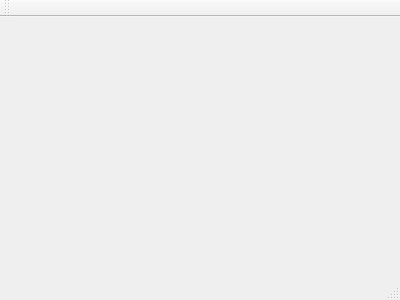
Qt form mainwindow.ui (huangyangyi/PhotoStall) before a commit.
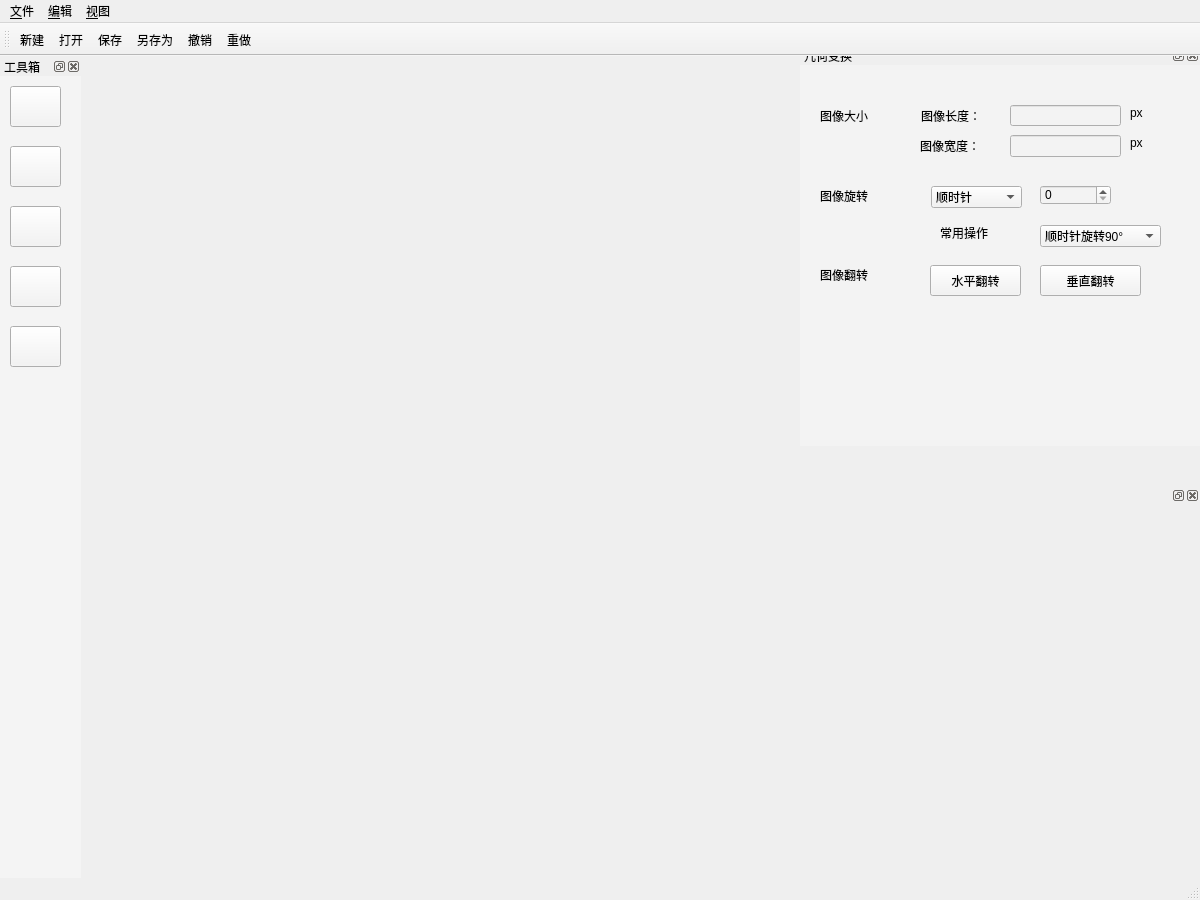
The same form after that commit. Icons and pictures are not drawn.

Patch:
```diff
--- a/mainwindow.ui
+++ b/mainwindow.ui
@@ -1,24 +1,525 @@
 <ui version="4.0">
  <class>MainWindow</class>
- <widget class="QMainWindow" name="MainWindow" >
-  <property name="geometry" >
+ <widget class="QMainWindow" name="MainWindow">
+  <property name="geometry">
    <rect>
     <x>0</x>
     <y>0</y>
-    <width>400</width>
-    <height>300</height>
+    <width>1200</width>
+    <height>900</height>
    </rect>
   </property>
   <property name="windowTitle" >
    <string>MainWindow</string>
   </property>
-  <widget class="QMenuBar" name="menuBar" />
-  <widget class="QToolBar" name="mainToolBar" />
-  <widget class="QWidget" name="centralWidget" />
-  <widget class="QStatusBar" name="statusBar" />
+  <widget class="QWidget" name="centralWidget">
+   <widget class="QDockWidget" name="dockWidget_2">
+    <property name="geometry">
+     <rect>
+      <x>0</x>
+      <y>1</y>
+      <width>81</width>
+      <height>891</height>
+     </rect>
+    </property>
+    <property name="toolTip">
+     <string/>
+    </property>
+    <property name="autoFillBackground">
+     <bool>false</bool>
+    </property>
+    <property name="styleSheet">
+     <string notr="true">background-color:rgb(244, 244, 244)</string>
+    </property>
+    <property name="floating">
+     <bool>false</bool>
+    </property>
+    <property name="windowTitle">
+     <string>工具箱</string>
+    </property>
+    <widget class="QWidget" name="dockWidgetContents_2">
+     <widget class="QPushButton" name="pushButton_4">
+      <property name="geometry">
+       <rect>
+        <x>10</x>
+        <y>10</y>
+        <width>51</width>
+        <height>41</height>
+       </rect>
+      </property>
+      <property name="whatsThis">
+       <string>&lt;html&gt;&lt;head/&gt;&lt;body&gt;&lt;p&gt;&lt;img src=&quot;:/保存.png&quot;/&gt;&lt;/p&gt;&lt;/body&gt;&lt;/html&gt;</string>
+      </property>
+      <property name="styleSheet">
+       <string notr="true">image: url(:/移动.png);</string>
+      </property>
+      <property name="text">
+       <string/>
+      </property>
+     </widget>
+     <widget class="QPushButton" name="pushButton_5">
+      <property name="geometry">
+       <rect>
+        <x>10</x>
+        <y>70</y>
+        <width>51</width>
+        <height>41</height>
+       </rect>
+      </property>
+      <property name="whatsThis">
+       <string>&lt;html&gt;&lt;head/&gt;&lt;body&gt;&lt;p&gt;&lt;img src=&quot;:/保存.png&quot;/&gt;&lt;/p&gt;&lt;/body&gt;&lt;/html&gt;</string>
+      </property>
+      <property name="styleSheet">
+       <string notr="true">image: url(:/直线.png);</string>
+      </property>
+      <property name="text">
+       <string/>
+      </property>
+     </widget>
+     <widget class="QPushButton" name="pushButton_6">
+      <property name="geometry">
+       <rect>
+        <x>10</x>
+        <y>130</y>
+        <width>51</width>
+        <height>41</height>
+       </rect>
+      </property>
+      <property name="whatsThis">
+       <string>&lt;html&gt;&lt;head/&gt;&lt;body&gt;&lt;p&gt;&lt;img src=&quot;:/保存.png&quot;/&gt;&lt;/p&gt;&lt;/body&gt;&lt;/html&gt;</string>
+      </property>
+      <property name="styleSheet">
+       <string notr="true">image: url(:/形状-椭圆形.png);</string>
+      </property>
+      <property name="text">
+       <string/>
+      </property>
+     </widget>
+     <widget class="QPushButton" name="pushButton_7">
+      <property name="geometry">
+       <rect>
+        <x>10</x>
+        <y>190</y>
+        <width>51</width>
+        <height>41</height>
+       </rect>
+      </property>
+      <property name="whatsThis">
+       <string>&lt;html&gt;&lt;head/&gt;&lt;body&gt;&lt;p&gt;&lt;img src=&quot;:/保存.png&quot;/&gt;&lt;/p&gt;&lt;/body&gt;&lt;/html&gt;</string>
+      </property>
+      <property name="styleSheet">
+       <string notr="true">image: url(:/控件未选.png);</string>
+      </property>
+      <property name="text">
+       <string/>
+      </property>
+     </widget>
+     <widget class="QPushButton" name="pushButton_8">
+      <property name="geometry">
+       <rect>
+        <x>10</x>
+        <y>250</y>
+        <width>51</width>
+        <height>41</height>
+       </rect>
+      </property>
+      <property name="whatsThis">
+       <string>&lt;html&gt;&lt;head/&gt;&lt;body&gt;&lt;p&gt;&lt;img src=&quot;:/保存.png&quot;/&gt;&lt;/p&gt;&lt;/body&gt;&lt;/html&gt;</string>
+      </property>
+      <property name="styleSheet">
+       <string notr="true">image: url(:/直线.png);</string>
+      </property>
+      <property name="text">
+       <string/>
+      </property>
+     </widget>
+    </widget>
+   </widget>
+   <widget class="QWidget" name="widget" native="true">
+    <property name="geometry">
+     <rect>
+      <x>80</x>
+      <y>-1</y>
+      <width>721</width>
+      <height>831</height>
+     </rect>
+    </property>
+   </widget>
+   <widget class="QDockWidget" name="dockWidget_4">
+    <property name="geometry">
+     <rect>
+      <x>800</x>
+      <y>-10</y>
+      <width>400</width>
+      <height>400</height>
+     </rect>
+    </property>
+    <property name="styleSheet">
+     <string notr="true">background-color:rgb(243, 243, 243)</string>
+    </property>
+    <property name="windowTitle">
+     <string>几何变换</string>
+    </property>
+    <widget class="QWidget" name="dockWidgetContents_5">
+     <widget class="QLabel" name="label">
+      <property name="geometry">
+       <rect>
+        <x>20</x>
+        <y>40</y>
+        <width>81</width>
+        <height>21</height>
+       </rect>
+      </property>
+      <property name="text">
+       <string>图像大小</string>
+      </property>
+     </widget>
+     <widget class="QLabel" name="label_3">
+      <property name="geometry">
+       <rect>
+        <x>120</x>
+        <y>70</y>
+        <width>81</width>
+        <height>21</height>
+       </rect>
+      </property>
+      <property name="text">
+       <string>图像宽度：</string>
+      </property>
+     </widget>
+     <widget class="QLineEdit" name="lineEdit">
+      <property name="geometry">
+       <rect>
+        <x>210</x>
+        <y>40</y>
+        <width>111</width>
+        <height>21</height>
+       </rect>
+      </property>
+     </widget>
+     <widget class="QLineEdit" name="lineEdit_2">
+      <property name="geometry">
+       <rect>
+        <x>210</x>
+        <y>70</y>
+        <width>111</width>
+        <height>22</height>
+       </rect>
+      </property>
+     </widget>
+     <widget class="QLabel" name="label_4">
+      <property name="geometry">
+       <rect>
+        <x>330</x>
+        <y>40</y>
+        <width>16</width>
+        <height>16</height>
+       </rect>
+      </property>
+      <property name="text">
+       <string>px</string>
+      </property>
+     </widget>
+     <widget class="QLabel" name="label_5">
+      <property name="geometry">
+       <rect>
+        <x>330</x>
+        <y>70</y>
+        <width>16</width>
+        <height>16</height>
+       </rect>
+      </property>
+      <property name="text">
+       <string>px</string>
+      </property>
+     </widget>
+     <widget class="QLabel" name="label_6">
+      <property name="geometry">
+       <rect>
+        <x>20</x>
+        <y>120</y>
+        <width>71</width>
+        <height>21</height>
+       </rect>
+      </property>
+      <property name="text">
+       <string>图像旋转</string>
+      </property>
+     </widget>
+     <widget class="QComboBox" name="comboBox">
+      <property name="geometry">
+       <rect>
+        <x>131</x>
+        <y>121</y>
+        <width>91</width>
+        <height>22</height>
+       </rect>
+      </property>
+      <item>
+       <property name="text">
+        <string>顺时针</string>
+       </property>
+      </item>
+      <item>
+       <property name="text">
+        <string>逆时针</string>
+       </property>
+      </item>
+     </widget>
+     <widget class="QSpinBox" name="spinBox">
+      <property name="geometry">
+       <rect>
+        <x>240</x>
+        <y>120</y>
+        <width>71</width>
+        <height>20</height>
+       </rect>
+      </property>
+     </widget>
+     <widget class="QLabel" name="label_7">
+      <property name="geometry">
+       <rect>
+        <x>140</x>
+        <y>160</y>
+        <width>81</width>
+        <height>16</height>
+       </rect>
+      </property>
+      <property name="text">
+       <string>常用操作</string>
+      </property>
+     </widget>
+     <widget class="QComboBox" name="comboBox_2">
+      <property name="geometry">
+       <rect>
+        <x>240</x>
+        <y>160</y>
+        <width>121</width>
+        <height>22</height>
+       </rect>
+      </property>
+      <item>
+       <property name="text">
+        <string>顺时针旋转90°</string>
+       </property>
+      </item>
+      <item>
+       <property name="text">
+        <string>顺时针旋转180°</string>
+       </property>
+      </item>
+      <item>
+       <property name="text">
+        <string>顺时针旋转270°</string>
+       </property>
+      </item>
+     </widget>
+     <widget class="QLabel" name="label_8">
+      <property name="geometry">
+       <rect>
+        <x>20</x>
+        <y>200</y>
+        <width>71</width>
+        <height>20</height>
+       </rect>
+      </property>
+      <property name="text">
+       <string>图像翻转</string>
+      </property>
+     </widget>
+     <widget class="QPushButton" name="pushButton_9">
+      <property name="geometry">
+       <rect>
+        <x>130</x>
+        <y>200</y>
+        <width>91</width>
+        <height>31</height>
+       </rect>
+      </property>
+      <property name="text">
+       <string>水平翻转</string>
+      </property>
+     </widget>
+     <widget class="QPushButton" name="pushButton_10">
+      <property name="geometry">
+       <rect>
+        <x>240</x>
+        <y>200</y>
+        <width>101</width>
+        <height>31</height>
+       </rect>
+      </property>
+      <property name="text">
+       <string>垂直翻转</string>
+      </property>
+     </widget>
+     <widget class="QLabel" name="label_2">
+      <property name="geometry">
+       <rect>
+        <x>121</x>
+        <y>40</y>
+        <width>81</width>
+        <height>21</height>
+       </rect>
+      </property>
+      <property name="text">
+       <string>图像长度：</string>
+      </property>
+     </widget>
+    </widget>
+   </widget>
+   <widget class="QDockWidget" name="dockWidget_5">
+    <property name="geometry">
+     <rect>
+      <x>800</x>
+      <y>430</y>
+      <width>400</width>
+      <height>400</height>
+     </rect>
+    </property>
+    <property name="styleSheet">
+     <string notr="true">background-color:rgb(239, 239, 239)</string>
+    </property>
+    <widget class="QWidget" name="dockWidgetContents_9"/>
+   </widget>
+  </widget>
+  <widget class="QMenuBar" name="menuBar">
+   <property name="geometry">
+    <rect>
+     <x>0</x>
+     <y>0</y>
+     <width>1200</width>
+     <height>17</height>
+    </rect>
+   </property>
+   <widget class="QMenu" name="menu21">
+    <property name="title">
+     <string>&amp;文件</string>
+    </property>
+    <addaction name="action_2"/>
+    <addaction name="action"/>
+    <addaction name="separator"/>
+    <addaction name="action_4"/>
+    <addaction name="action_5"/>
+    <addaction name="separator"/>
+    <addaction name="action_7"/>
+   </widget>
+   <widget class="QMenu" name="menu">
+    <property name="title">
+     <string>&amp;编辑</string>
+    </property>
+    <addaction name="action_8"/>
+    <addaction name="action_9"/>
+   </widget>
+   <widget class="QMenu" name="menu_2">
+    <property name="title">
+     <string>&amp;视图</string>
+    </property>
+    <addaction name="actionj"/>
+    <addaction name="actiont"/>
+    <addaction name="actionhui"/>
+   </widget>
+   <addaction name="menu21"/>
+   <addaction name="menu"/>
+   <addaction name="menu_2"/>
+  </widget>
+  <widget class="QToolBar" name="mainToolBar">
+   <attribute name="toolBarArea">
+    <enum>TopToolBarArea</enum>
+   </attribute>
+   <attribute name="toolBarBreak">
+    <bool>false</bool>
+   </attribute>
+   <addaction name="action_2"/>
+   <addaction name="action"/>
+   <addaction name="action_4"/>
+   <addaction name="action_5"/>
+   <addaction name="action_8"/>
+   <addaction name="action_9"/>
+  </widget>
+  <widget class="QStatusBar" name="statusBar"/>
+  <action name="action">
+   <property name="icon">
+    <iconset resource="icon/icon.qrc">
+     <normaloff>:/文件夹-展开.png</normaloff>:/文件夹-展开.png</iconset>
+   </property>
+   <property name="text">
+    <string>&amp;打开</string>
+   </property>
+  </action>
+  <action name="action_2">
+   <property name="icon">
+    <iconset resource="icon/icon.qrc">
+     <normaloff>:/添加.png</normaloff>:/添加.png</iconset>
+   </property>
+   <property name="text">
+    <string>&amp;新建</string>
+   </property>
+  </action>
+  <action name="action_4">
+   <property name="icon">
+    <iconset resource="icon/icon.qrc">
+     <normaloff>:/保存.png</normaloff>:/保存.png</iconset>
+   </property>
+   <property name="text">
+    <string>&amp;保存</string>
+   </property>
+  </action>
+  <action name="action_5">
+   <property name="icon">
+    <iconset resource="icon/icon.qrc">
+     <normaloff>:/另存.png</normaloff>:/另存.png</iconset>
+   </property>
+   <property name="text">
+    <string>&amp;另存为</string>
+   </property>
+  </action>
+  <action name="action_7">
+   <property name="icon">
+    <iconset resource="icon/icon.qrc">
+     <normaloff>:/关闭.png</normaloff>:/关闭.png</iconset>
+   </property>
+   <property name="text">
+    <string>&amp;关闭</string>
+   </property>
+  </action>
+  <action name="action_8">
+   <property name="icon">
+    <iconset resource="icon/icon.qrc">
+     <normaloff>:/撤销.png</normaloff>:/撤销.png</iconset>
+   </property>
+   <property name="text">
+    <string>&amp;撤销</string>
+   </property>
+  </action>
+  <action name="action_9">
+   <property name="icon">
+    <iconset resource="icon/icon.qrc">
+     <normaloff>:/返回.png</normaloff>:/返回.png</iconset>
+   </property>
+   <property name="text">
+    <string>&amp;重做</string>
+   </property>
+  </action>
+  <action name="actionj">
+   <property name="text">
+    <string>&amp;几何变换</string>
+   </property>
+  </action>
+  <action name="actiont">
+   <property name="text">
+    <string>&amp;特殊效果</string>
+   </property>
+  </action>
+  <action name="actionhui">
+   <property name="text">
+    <string>&amp;绘图工具</string>
+   </property>
+  </action>
  </widget>
- <layoutDefault spacing="6" margin="11" />
- <pixmapfunction></pixmapfunction>
- <resources/>
+ <layoutdefault spacing="6" margin="11"/>
+ <resources>
+  <include location="icon/icon.qrc"/>
+ </resources>
  <connections/>
 </ui>
```
Left out of the diff: 5 changed lines with no effect on the pictures.
